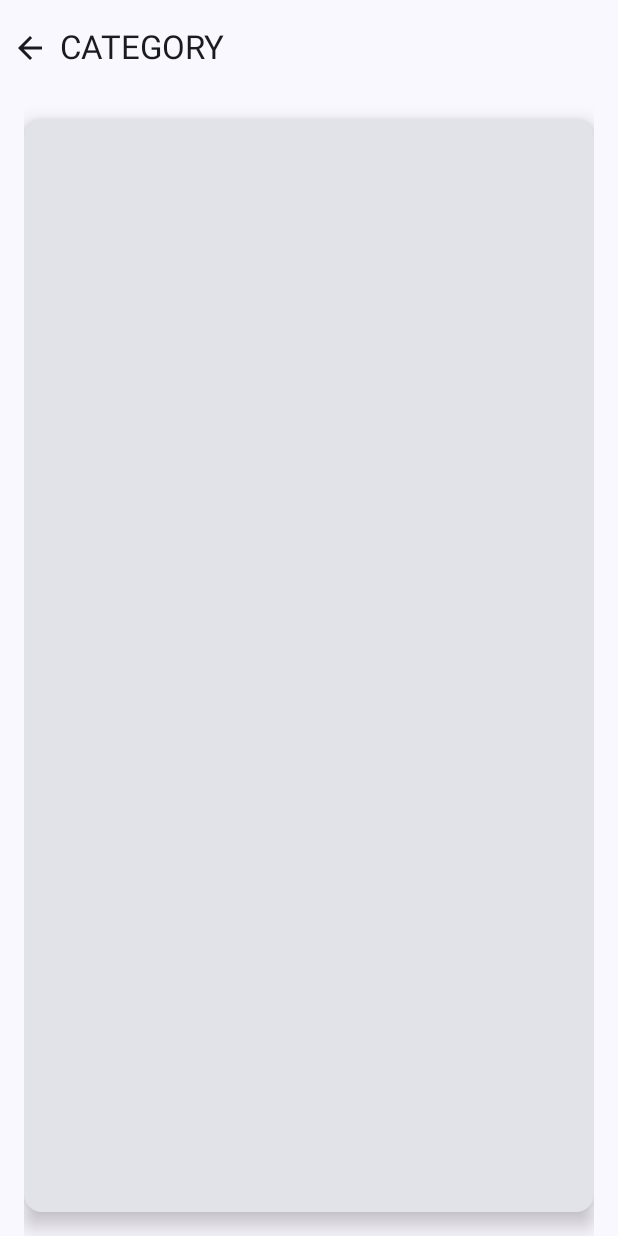
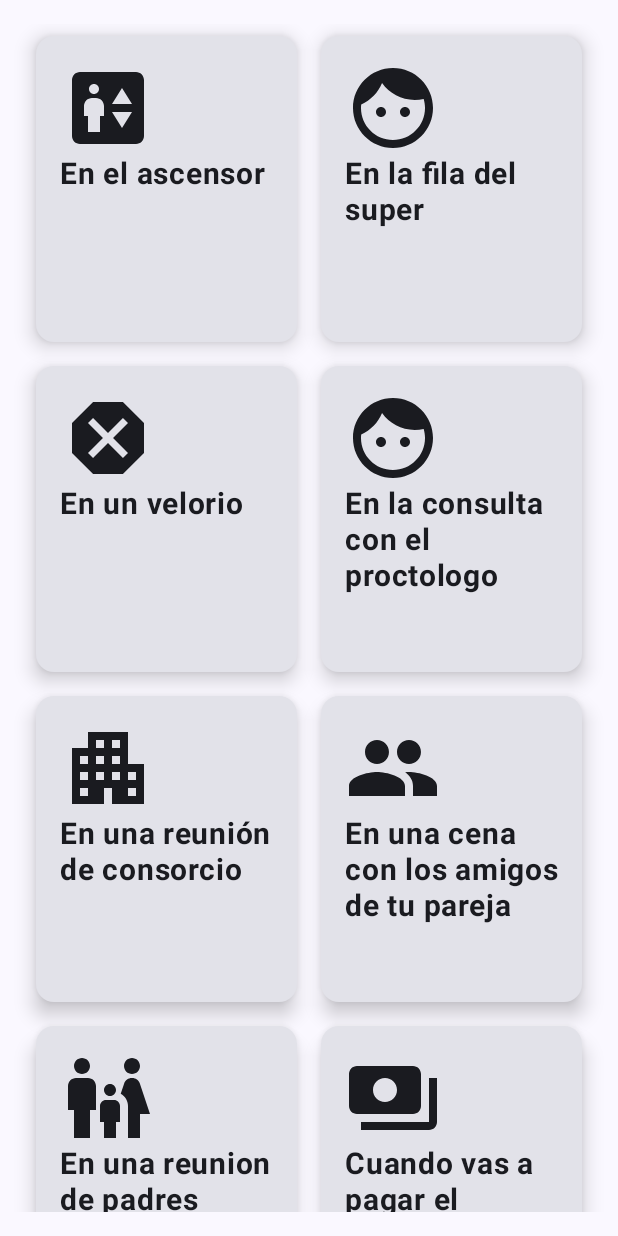
Before and after one commit to honeybadger2788/ConversationApp, an Android app built with Jetpack Compose: the screen it shows after launch (MainActivity), on a phone screen of 412 x 824 dp. Run offline under Robolectric (Android 15) with nearby library versions, the phone set to English and light mode, and no system bars.

Commit message:
feature: navigation implemented

```diff
--- a/app/build.gradle
+++ b/app/build.gradle
@@ -58,6 +58,10 @@ dependencies {
     implementation 'androidx.compose.material3:material3'
     // ConstrainLayout
     implementation 'androidx.constraintlayout:constraintlayout-compose:1.0.1'
+    // Navigation
+    implementation 'androidx.navigation:navigation-compose:2.5.3'
+    // Icons
+    implementation 'androidx.compose.material:material-icons-extended:1.0.1'
 
     testImplementation 'junit:junit:4.13.2'
     androidTestImplementation 'androidx.test.ext:junit:1.1.3'
--- a/app/src/main/java/com/girlify/conversationApp/MainActivity.kt
+++ b/app/src/main/java/com/girlify/conversationApp/MainActivity.kt
@@ -7,8 +7,14 @@ import androidx.compose.foundation.layout.fillMaxSize
 import androidx.compose.material3.MaterialTheme
 import androidx.compose.material3.Surface
 import androidx.compose.ui.Modifier
+import androidx.navigation.NavType
+import androidx.navigation.compose.NavHost
+import androidx.navigation.compose.composable
+import androidx.navigation.compose.rememberNavController
+import androidx.navigation.navArgument
 import com.girlify.conversationApp.categories.ui.categoriesScreen.CategoriesScreen
 import com.girlify.conversationApp.categories.ui.questionScreen.QuestionScreen
+import com.girlify.conversationApp.model.Routes
 import com.girlify.conversationApp.ui.theme.ConversationAppTheme
 
 class MainActivity : ComponentActivity() {
@@ -21,8 +27,26 @@ class MainActivity : ComponentActivity() {
                     modifier = Modifier.fillMaxSize(),
                     color = MaterialTheme.colorScheme.background
                 ) {
-                    //CategoriesScreen()
-                    QuestionScreen()
+                    val navigationController = rememberNavController()
+                    NavHost(
+                        navController = navigationController,
+                        startDestination = Routes.Categories.route
+                    ) {
+                        composable(Routes.Categories.route) {
+                            CategoriesScreen(navigationController)
+                        }
+                        composable(
+                            Routes.Questions.route,
+                            arguments = listOf(navArgument("categoryName") {
+                                type = NavType.StringType
+                            })
+                        ) { backStackEntry ->
+                            QuestionScreen(
+                                navigationController,
+                                backStackEntry.arguments?.getString("categoryName") ?: ""
+                            )
+                        }
+                    }
                 }
             }
         }
--- a/app/src/main/java/com/girlify/conversationApp/categories/ui/categoriesScreen/CategoriesScreen.kt
+++ b/app/src/main/java/com/girlify/conversationApp/categories/ui/categoriesScreen/CategoriesScreen.kt
@@ -1,15 +1,28 @@
 package com.girlify.conversationApp.categories.ui.categoriesScreen
 
-import android.widget.Toast
 import androidx.compose.foundation.clickable
+import androidx.compose.foundation.layout.Arrangement
 import androidx.compose.foundation.layout.Column
+import androidx.compose.foundation.layout.fillMaxHeight
+import androidx.compose.foundation.layout.fillMaxSize
 import androidx.compose.foundation.layout.fillMaxWidth
+import androidx.compose.foundation.layout.height
 import androidx.compose.foundation.layout.padding
 import androidx.compose.foundation.layout.size
 import androidx.compose.foundation.lazy.grid.GridCells
 import androidx.compose.foundation.lazy.grid.LazyVerticalGrid
+import androidx.compose.foundation.lazy.grid.items
 import androidx.compose.material.icons.Icons
+import androidx.compose.material.icons.filled.Apartment
+import androidx.compose.material.icons.filled.Dangerous
+import androidx.compose.material.icons.filled.DepartureBoard
+import androidx.compose.material.icons.filled.Elevator
 import androidx.compose.material.icons.filled.Face
+import androidx.compose.material.icons.filled.FamilyRestroom
+import androidx.compose.material.icons.filled.FitnessCenter
+import androidx.compose.material.icons.filled.Group
+import androidx.compose.material.icons.filled.Payments
+import androidx.compose.material.icons.outlined.Dangerous
 import androidx.compose.material3.Card
 import androidx.compose.material3.CardDefaults
 import androidx.compose.material3.Icon
@@ -21,31 +34,50 @@ import androidx.compose.ui.text.font.FontWeight
 import androidx.compose.ui.tooling.preview.Preview
 import androidx.compose.ui.unit.dp
 import androidx.compose.ui.unit.sp
+import androidx.navigation.NavHostController
 import com.girlify.conversationApp.categories.ui.categoriesScreen.model.CategoryModel
+import com.girlify.conversationApp.model.Routes
+
 
 @Composable
-@Preview(showBackground = true)
-fun CategoriesScreen(){
-    val context = LocalContext.current
-
+fun CategoriesScreen(navigationController: NavHostController) {
     LazyVerticalGrid(
         columns = GridCells.Fixed(2),
         modifier = Modifier
-            .fillMaxWidth()
             .padding(16.dp)
     ) {
-        items(10) { it ->
-            ItemCategory(category = CategoryModel("CATEGORY $it", icon = Icons.Default.Face)){
-                Toast.makeText(context, it.name, Toast.LENGTH_SHORT).show()
+        items(getCategories()) { it ->
+            ItemCategory(
+                category = it,
+                modifier = Modifier.fillMaxSize().height(220.dp)
+            ) {
+                navigationController.navigate(Routes.Questions.createRoute(
+                    categoryName = it.name
+                ))
             }
         }
     }
 }
 
+fun getCategories(): List<CategoryModel> {
+    return listOf(
+        CategoryModel("En el ascensor", icon = Icons.Default.Elevator),
+        CategoryModel("En la fila del super", icon = Icons.Default.Face),
+        CategoryModel("En un velorio", icon = Icons.Default.Dangerous),
+        CategoryModel("En la consulta con el proctologo", icon = Icons.Default.Face),
+        CategoryModel("En una reunión de consorcio", icon = Icons.Default.Apartment),
+        CategoryModel("En una cena con los amigos de tu pareja", icon = Icons.Default.Group),
+        CategoryModel("En una reunion de padres", icon = Icons.Default.FamilyRestroom),
+        CategoryModel("Cuando vas a pagar el alquiler", icon = Icons.Default.Payments),
+        CategoryModel("En el gym", icon = Icons.Default.FitnessCenter),
+        CategoryModel("En el colectivo", icon = Icons.Default.DepartureBoard)
+    )
+}
+
 @Composable
-fun ItemCategory(category: CategoryModel, onItemSelected: (CategoryModel) -> Unit) {
+fun ItemCategory(category: CategoryModel, modifier: Modifier, onItemSelected: (CategoryModel) -> Unit) {
     Card(
-        modifier = Modifier
+        modifier = modifier
             .padding(8.dp)
             .clickable { onItemSelected(category) },
         elevation = CardDefaults.cardElevation(8.dp)
--- a/app/src/main/java/com/girlify/conversationApp/categories/ui/questionScreen/QuestionScreen.kt
+++ b/app/src/main/java/com/girlify/conversationApp/categories/ui/questionScreen/QuestionScreen.kt
@@ -30,19 +30,23 @@ import androidx.compose.ui.text.style.TextAlign
 import androidx.compose.ui.tooling.preview.Preview
 import androidx.compose.ui.unit.dp
 import androidx.compose.ui.unit.sp
+import androidx.navigation.NavHostController
 import com.girlify.conversationApp.categories.ui.questionScreen.model.QuestionModel
+import com.girlify.conversationApp.model.Routes
+
 
 @OptIn(ExperimentalMaterial3Api::class)
-@Preview(showBackground = true)
 @Composable
-fun QuestionScreen() {
+fun QuestionScreen(navigationController: NavHostController, s: String) {
     Column(Modifier.fillMaxSize()
     ) {
-        TopAppBar(title = { Text(text = "CATEGORY") }, navigationIcon = {
+        TopAppBar(title = { Text(text = s) }, navigationIcon = {
             Icon(
                 imageVector = Icons.Default.ArrowBack,
                 contentDescription = "back",
-                modifier = Modifier.padding(4.dp)
+                modifier = Modifier.padding(4.dp).clickable {
+                    navigationController.navigate(Routes.Categories.route)
+                }
             )
         })
         LazyRow(
--- /dev/null
+++ b/app/src/main/java/com/girlify/conversationApp/model/Routes.kt
@@ -0,0 +1,8 @@
+package com.girlify.conversationApp.model
+
+sealed class Routes(val route: String){
+    object Categories:Routes("categories")
+    object Questions:Routes("questions/{categoryName}"){
+        fun createRoute(categoryName: String) = "questions/$categoryName"
+    }
+}
```
